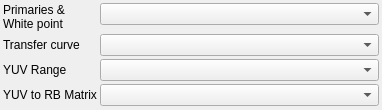
RxLaboratory/DuME, file src/UI/Blocks/blockcolorinput.ui: the form before one commit.
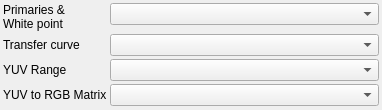
The form after the commit. Custom widgets are drawn as their Qt base class.

What changed in the file:
```diff
--- a/src/UI/Blocks/blockcolorinput.ui
+++ b/src/UI/Blocks/blockcolorinput.ui
@@ -66,7 +66,7 @@
    <item row="3" column="0">
     <widget class="QLabel" name="label_2">
      <property name="text">
-      <string>YUV to RB Matrix</string>
+      <string>YUV to RGB Matrix</string>
      </property>
     </widget>
    </item>
```
